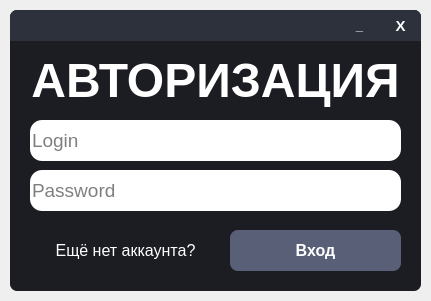
The window that VK_Bot/Authorization_Window/authorization_window.ui (otaboyevsardorbek1/VK-Bot-ru) describes before a commit, drawn with Qt 5.
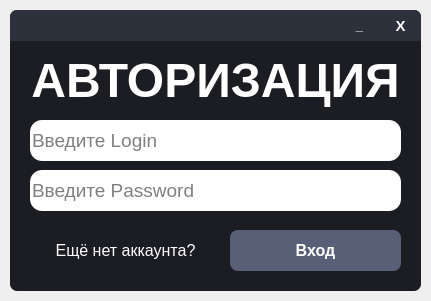
The same window after the commit. Icons and pictures are not drawn.

Patch:
```diff
--- a/VK_Bot/Authorization_Window/authorization_window.ui
+++ b/VK_Bot/Authorization_Window/authorization_window.ui
@@ -209,7 +209,7 @@
       <bool>false</bool>
      </property>
      <property name="placeholderText">
-      <string>Login</string>
+      <string>Введите Login</string>
      </property>
      <property name="cursorMoveStyle">
       <enum>Qt::LogicalMoveStyle</enum>
@@ -256,7 +256,7 @@
       <bool>false</bool>
      </property>
      <property name="placeholderText">
-      <string>Password</string>
+      <string>Введите Password</string>
      </property>
     </widget>
     <widget class="QPushButton" name="AuthorizationButton">
```
Left out of the diff: 1 changed line with no effect on the pictures.
